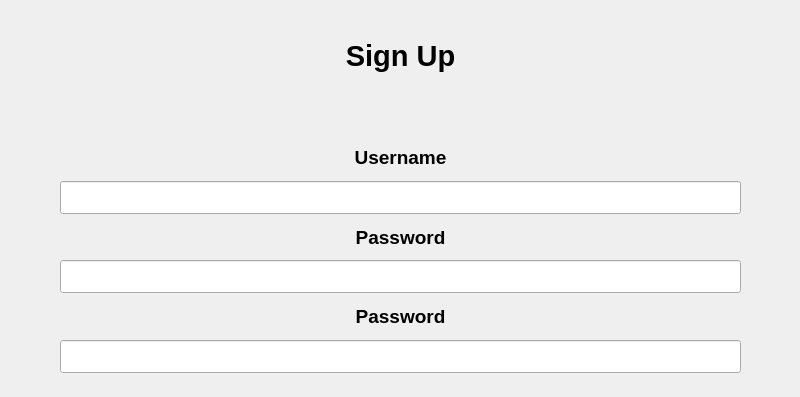
Old version of the form LoginApp/Screens/SignUpScreen.ui in the repository bytesenseidk/Machine-Learning; both pictures show x 0 to 800 and y 0 to 397 of the 800 by 600 pixel window.
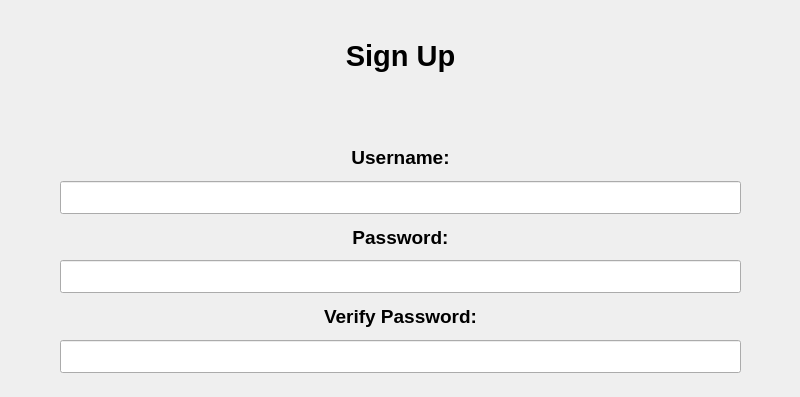
New version of the form.

Commit message: Verify Password label

Patch:
```diff
--- a/LoginApp/Screens/SignUpScreen.ui
+++ b/LoginApp/Screens/SignUpScreen.ui
@@ -77,7 +77,7 @@
         <string notr="true"/>
        </property>
        <property name="text">
-        <string>Username</string>
+        <string>Username:</string>
        </property>
        <property name="alignment">
         <set>Qt::AlignCenter</set>
@@ -117,7 +117,7 @@
         <string notr="true"/>
        </property>
        <property name="text">
-        <string>Password</string>
+        <string>Password:</string>
        </property>
        <property name="alignment">
         <set>Qt::AlignCenter</set>
@@ -157,7 +157,7 @@
         <string notr="true"/>
        </property>
        <property name="text">
-        <string>Password</string>
+        <string>Verify Password:</string>
        </property>
        <property name="alignment">
         <set>Qt::AlignCenter</set>
```
